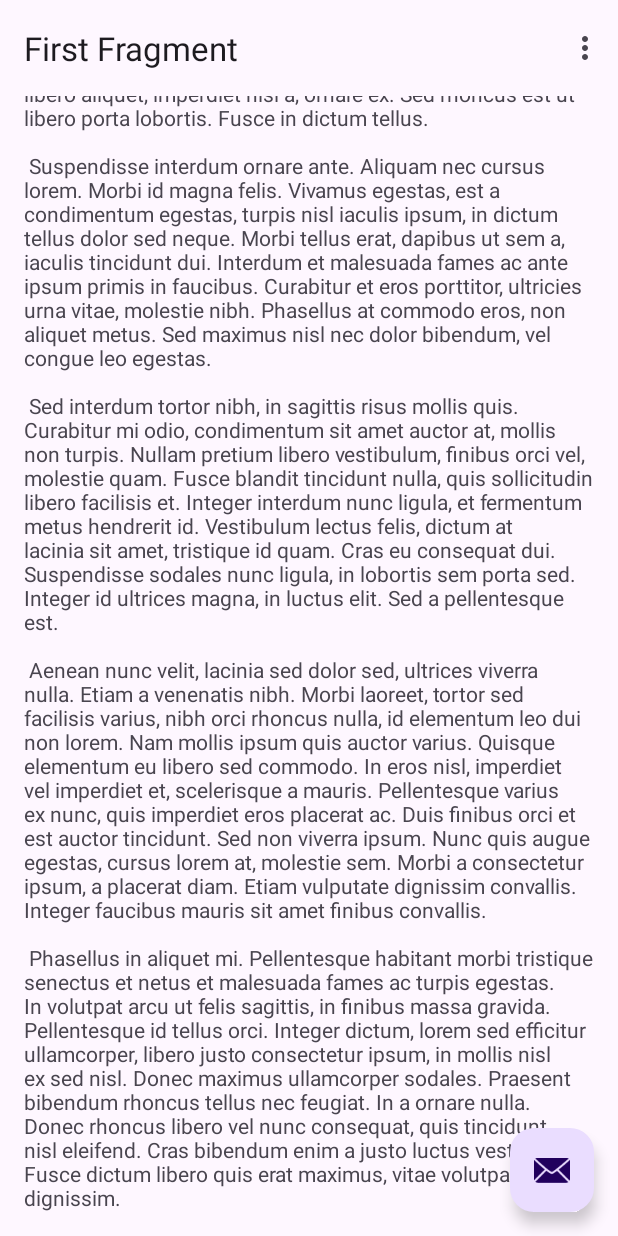
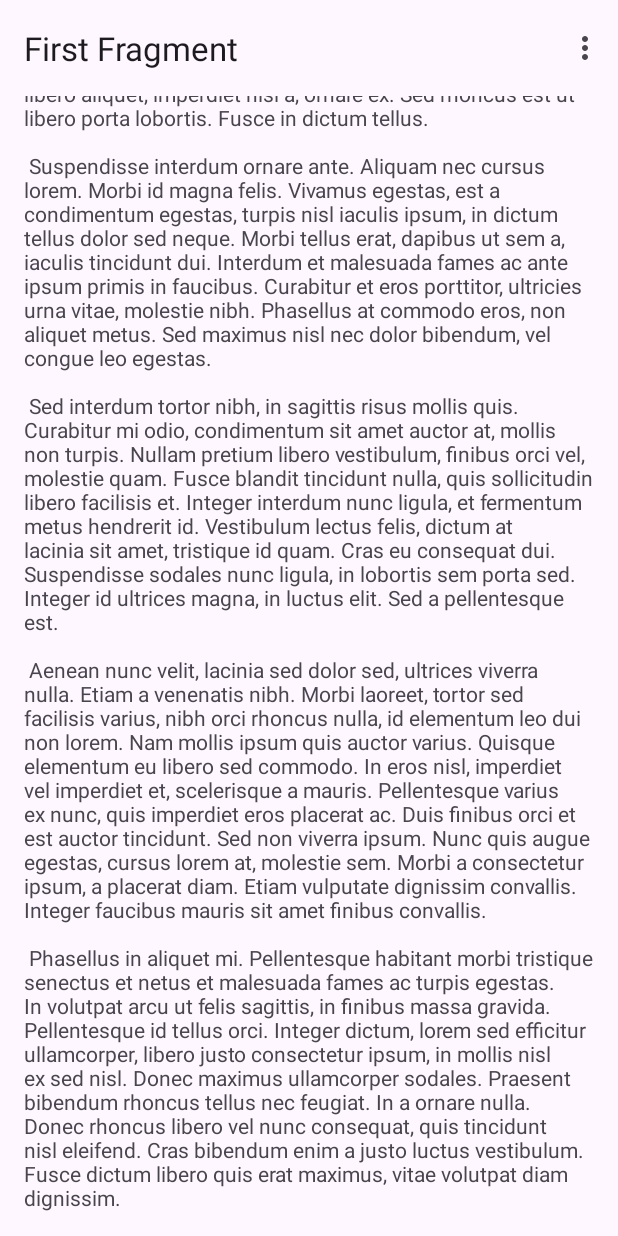
Before and after one commit to jinxul/binance-ticker, an Android app: the MainActivity screen opened directly, with no data from a screen before it, scrolled down 203 dp, on a phone screen of 412 x 824 dp. Run offline under Robolectric (Android 15) with nearby library versions, the phone set to English and light mode, and no system bars; our stand-ins replace Dagger/Hilt's generated code, navigation-ui.

Commit message:
remove floating action button from main activity

```diff
--- a/presentation/src/main/java/com/givekesh/binanceticker/MainActivity.kt
+++ b/presentation/src/main/java/com/givekesh/binanceticker/MainActivity.kt
@@ -1,7 +1,6 @@
 package com.givekesh.binanceticker
 
 import android.os.Bundle
-import com.google.android.material.snackbar.Snackbar
 import androidx.appcompat.app.AppCompatActivity
 import androidx.navigation.findNavController
 import androidx.navigation.ui.AppBarConfiguration
@@ -29,12 +28,6 @@ class MainActivity : AppCompatActivity() {
         val navController = findNavController(R.id.nav_host_fragment_content_main)
         appBarConfiguration = AppBarConfiguration(navController.graph)
         setupActionBarWithNavController(navController, appBarConfiguration)
-
-        binding.fab.setOnClickListener { view ->
-            Snackbar.make(view, "Replace with your own action", Snackbar.LENGTH_LONG)
-                .setAction("Action", null)
-                .setAnchorView(R.id.fab).show()
-        }
     }
 
     override fun onCreateOptionsMenu(menu: Menu): Boolean {
--- a/presentation/src/main/res/layout/activity_main.xml
+++ b/presentation/src/main/res/layout/activity_main.xml
@@ -1,6 +1,5 @@
 <?xml version="1.0" encoding="utf-8"?>
 <androidx.coordinatorlayout.widget.CoordinatorLayout xmlns:android="http://schemas.android.com/apk/res/android"
-    xmlns:app="http://schemas.android.com/apk/res-auto"
     xmlns:tools="http://schemas.android.com/tools"
     android:layout_width="match_parent"
     android:layout_height="match_parent"
@@ -21,13 +20,4 @@
 
     <include layout="@layout/content_main" />
 
-    <com.google.android.material.floatingactionbutton.FloatingActionButton
-        android:id="@+id/fab"
-        android:layout_width="wrap_content"
-        android:layout_height="wrap_content"
-        android:layout_gravity="bottom|end"
-        android:layout_marginEnd="@dimen/fab_margin"
-        android:layout_marginBottom="16dp"
-        app:srcCompat="@android:drawable/ic_dialog_email" />
-
 </androidx.coordinatorlayout.widget.CoordinatorLayout>
```
